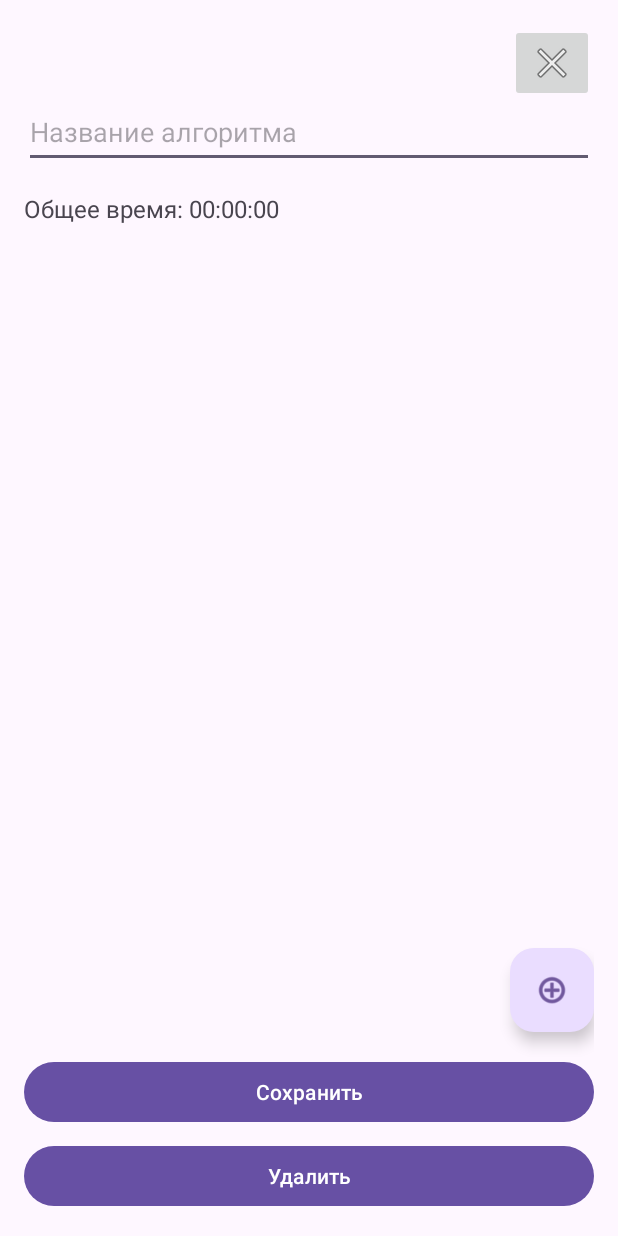
After one commit to irina410/TaskTimer, an Android app: the layout fragment_algorithm_edit_dialog.xml on its own in the app's theme, with its tools: preview values and no code run, on a phone screen of 412 x 824 dp. The commit adds this screen. Run offline under Robolectric (Android 15) with nearby library versions, the phone set to English and light mode, and no system bars.

Commit message:
add AlgorithmEditDialogFragment for fix clone of algorithms and deleting

```diff
--- a/app/src/main/AndroidManifest.xml
+++ b/app/src/main/AndroidManifest.xml
@@ -15,6 +15,7 @@
         tools:targetApi="31">
         <activity
             android:name=".MainActivity"
+            android:windowSoftInputMode="adjustPan"
             android:exported="true">
             <intent-filter>
                 <action android:name="android.intent.action.MAIN" />
--- /dev/null
+++ b/app/src/main/res/layout/fragment_algorithm_edit_dialog.xml
@@ -0,0 +1,100 @@
+<?xml version="1.0" encoding="utf-8"?>
+<androidx.constraintlayout.widget.ConstraintLayout
+    xmlns:android="http://schemas.android.com/apk/res/android"
+    xmlns:app="http://schemas.android.com/apk/res-auto"
+    xmlns:tools="http://schemas.android.com/tools"
+    android:layout_width="match_parent"
+    android:layout_height="match_parent"
+    android:padding="16dp">
+
+    <!-- Поле ввода имени алгоритма -->
+    <EditText
+        android:id="@+id/editAlgorithmName"
+        android:layout_width="0dp"
+        android:layout_height="wrap_content"
+        android:layout_marginTop="48dp"
+        android:hint="Название алгоритма"
+        android:inputType="text"
+        android:minHeight="48dp"
+        app:layout_constraintEnd_toEndOf="parent"
+        app:layout_constraintStart_toStartOf="parent"
+        app:layout_constraintTop_toBottomOf="@id/closeButton"
+        app:layout_constraintTop_toTopOf="parent" />
+
+    <!-- Текст отображения общего времени -->
+    <TextView
+        android:id="@+id/totalTime"
+        android:layout_width="wrap_content"
+        android:layout_height="wrap_content"
+        android:text="Общее время: 00:00:00"
+        android:textSize="16sp"
+        app:layout_constraintStart_toStartOf="parent"
+        app:layout_constraintTop_toBottomOf="@id/editAlgorithmName"
+        android:layout_marginTop="16dp" />
+
+    <!-- RecyclerView для отображения подзадач -->
+    <androidx.recyclerview.widget.RecyclerView
+        android:id="@+id/subtasksRecyclerView"
+        android:layout_width="0dp"
+        android:layout_height="0dp"
+        app:layout_constraintTop_toBottomOf="@id/totalTime"
+        app:layout_constraintStart_toStartOf="parent"
+        app:layout_constraintEnd_toEndOf="parent"
+        app:layout_constraintBottom_toTopOf="@id/addSubtaskFab" />
+
+    <!-- Текст "нет подзадач", если список пуст -->
+    <TextView
+        android:id="@+id/emptySubtasksText"
+        android:layout_width="wrap_content"
+        android:layout_height="wrap_content"
+        android:text="Нет подзадач"
+        android:visibility="gone"
+        app:layout_constraintStart_toStartOf="parent"
+        app:layout_constraintEnd_toEndOf="parent"
+        app:layout_constraintTop_toBottomOf="@id/totalTime"
+        android:layout_marginTop="8dp" />
+
+    <!-- FAB для добавления подзадач -->
+    <com.google.android.material.floatingactionbutton.FloatingActionButton
+        android:id="@+id/addSubtaskFab"
+        android:layout_width="wrap_content"
+        android:layout_height="wrap_content"
+        android:layout_marginBottom="16dp"
+        android:contentDescription="Добавить подзадачу"
+        android:src="@android:drawable/ic_menu_add"
+        app:layout_constraintBottom_toTopOf="@id/saveButton"
+        app:layout_constraintEnd_toEndOf="parent" />
+
+    <!-- Кнопка сохранения -->
+    <Button
+        android:id="@+id/saveButton"
+        android:layout_width="0dp"
+        android:layout_height="wrap_content"
+        android:text="Сохранить"
+        app:layout_constraintStart_toStartOf="parent"
+        app:layout_constraintEnd_toEndOf="parent"
+        app:layout_constraintBottom_toTopOf="@id/deleteButton"
+        android:layout_marginBottom="8dp" />
+
+    <!-- Кнопка удаления -->
+    <Button
+        android:id="@+id/deleteButton"
+        android:layout_width="0dp"
+        android:layout_height="wrap_content"
+        android:text="Удалить"
+        app:layout_constraintStart_toStartOf="parent"
+        app:layout_constraintEnd_toEndOf="parent"
+        app:layout_constraintBottom_toBottomOf="parent" />
+
+    <!-- Кнопка закрытия диалога -->
+    <ImageButton
+        android:id="@+id/closeButton"
+        android:layout_width="wrap_content"
+        android:layout_height="wrap_content"
+        android:contentDescription="Закрыть"
+        android:src="@android:drawable/ic_menu_close_clear_cancel"
+        app:layout_constraintEnd_toEndOf="parent"
+        app:layout_constraintTop_toTopOf="parent"
+        tools:ignore="TouchTargetSizeCheck" />
+
+</androidx.constraintlayout.widget.ConstraintLayout>
```
Also changed, not shown: app/src/main/java/com/example/tasktimer/view/AlgorithmEditDialogFragment.kt (added, +165 -0 lines), app/src/main/java/com/example/tasktimer/view/AlgorithmFragment.kt (+13 -6 lines), app/src/main/java/com/example/tasktimer/viewmodel/AlgorithmViewModel.kt (+7 -1 lines).
